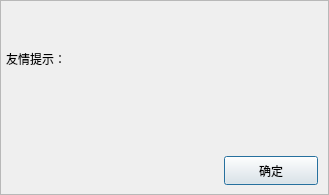
The window that src/warningdialog.ui (UbuntuKylin/youker-assistant) describes before a commit, drawn with Qt 5.
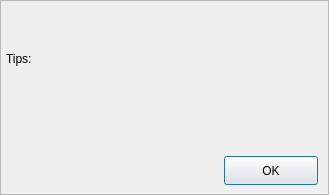
The same window after the commit. Icons and pictures are not drawn.

Patch:
```diff
--- a/src/warningdialog.ui
+++ b/src/warningdialog.ui
@@ -27,7 +27,7 @@
 font: 11pt &quot;文泉驿微米黑&quot;;</string>
    </property>
    <property name="text">
-    <string>确定</string>
+    <string>OK</string>
    </property>
   </widget>
   <widget class="QLabel" name="btn_close">
@@ -85,7 +85,7 @@
     </rect>
    </property>
    <property name="text">
-    <string>友情提示：</string>
+    <string>&lt;html&gt;&lt;head/&gt;&lt;body&gt;&lt;p&gt;Tips:&lt;/p&gt;&lt;/body&gt;&lt;/html&gt;</string>
    </property>
   </widget>
   <widget class="QFrame" name="frame">
```
